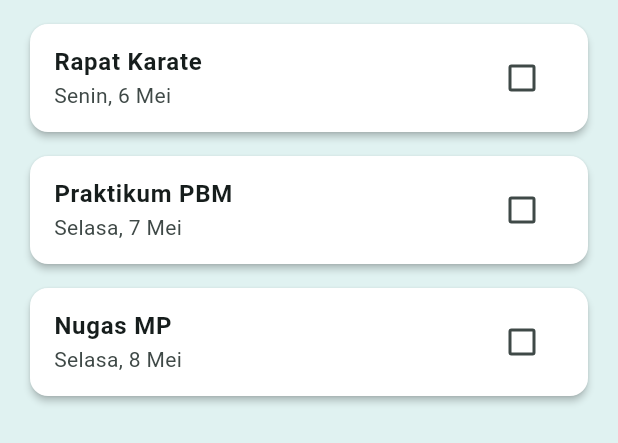
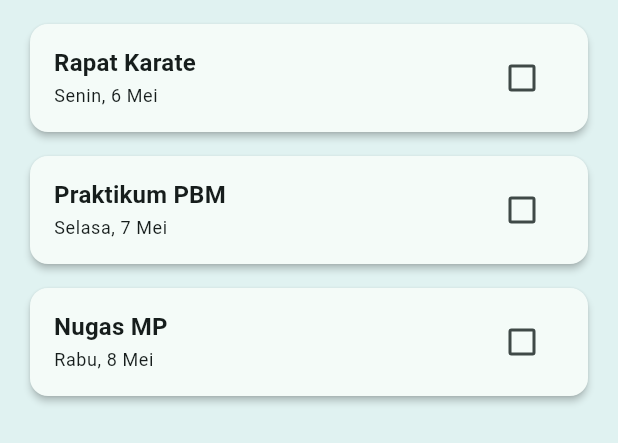
Before and after one commit to cintade/flutter_Uts_pbm, a Flutter app: the HomePage widget shown alone on an empty page, opened directly, on a phone screen of 412 x 824 dp. Shown: the top 443 px of the screen. Run offline on Flutter 3.47's test engine with Material 3 defaults, Android fonts, the phone set to English and light mode, and no system bars; missing offline and left inert: flutter_adaptive_scaffold.

Commit message:
initial commit

```diff
--- a/lib/pages/HomePage.dart
+++ b/lib/pages/HomePage.dart
@@ -9,23 +9,32 @@ class _HomePageState extends State<HomePage> {
   List<Map<String, dynamic>> kegiatan = [
     {'nama': 'Rapat Karate', 'tanggal': 'Senin, 6 Mei', 'selesai': false},
     {'nama': 'Praktikum PBM', 'tanggal': 'Selasa, 7 Mei', 'selesai': false},
-    {'nama': 'Nugas MP', 'tanggal': 'Selasa, 8 Mei', 'selesai': false},
+    {'nama': 'Nugas MP', 'tanggal': 'Rabu, 8 Mei', 'selesai': false},
   ];
 
   @override
   Widget build(BuildContext context) {
+    final theme = Theme.of(context);
+
     return Container(
       color:
-          Theme.of(context).brightness == Brightness.dark
+          theme.brightness == Brightness.dark
               ? Colors.grey[900]
-              : Colors.teal[50], // warna latar
+              : Colors.teal[50],
       padding: const EdgeInsets.all(8),
       child: ListView.builder(
         itemCount: kegiatan.length,
         itemBuilder: (context, index) {
+          final item = kegiatan[index];
+          final selesai = item['selesai'] as bool;
+
           return Card(
             color:
-                kegiatan[index]['selesai'] ? Colors.green[100] : Colors.white,
+                selesai
+                    ? (theme.brightness == Brightness.dark
+                        ? Colors.green[800]
+                        : Colors.green[100])
+                    : theme.cardColor,
             elevation: 2,
             shape: RoundedRectangleBorder(
               borderRadius: BorderRadius.circular(12),
@@ -34,17 +43,17 @@ class _HomePageState extends State<HomePage> {
             child: CheckboxListTile(
               activeColor: Colors.teal,
               title: Text(
-                kegiatan[index]['nama'],
-                style: TextStyle(
+                item['nama'],
+                style: theme.textTheme.titleMedium?.copyWith(
                   fontWeight: FontWeight.bold,
                   decoration:
-                      kegiatan[index]['selesai']
+                      selesai
                           ? TextDecoration.lineThrough
                           : TextDecoration.none,
                 ),
               ),
-              subtitle: Text(kegiatan[index]['tanggal']),
-              value: kegiatan[index]['selesai'],
+              subtitle: Text(item['tanggal'], style: theme.textTheme.bodySmall),
+              value: selesai,
               onChanged: (value) {
                 setState(() {
                   kegiatan[index]['selesai'] = value!;
```
Also changed, not shown: lib/pages/Akunpage.dart (+23 -19 lines), lib/pages/JadwalPage.dart (+22 -12 lines), pubspec.yaml (+4 -4 lines), assets/Jadwal.png (deleted), assets/Modegelap.png (deleted), assets/akun.png (deleted), assets/home.png (deleted), assets/hometablet.png (added), assets/jadwaltablet.png (added), assets/modegelaptablet.png (added), assets/profiltablet.png (added).
